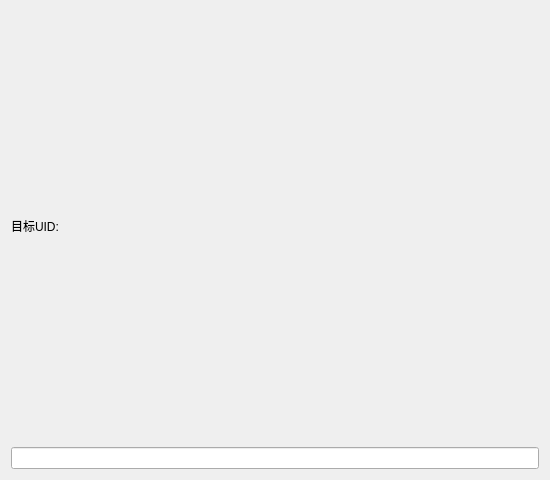
Qt form client/QmsrChat/ui/chatdialog.ui (msrnnnnn/msrChat) before a commit.
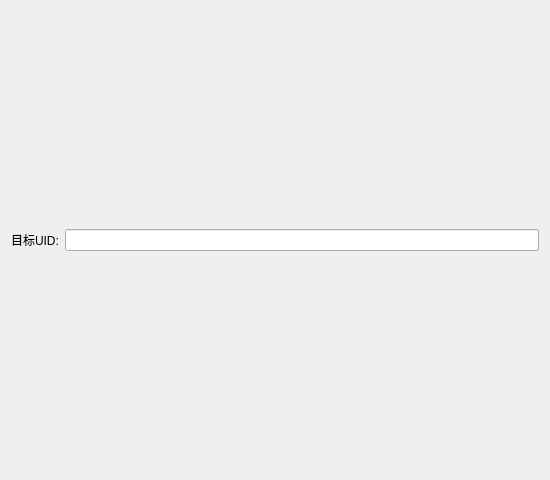
The same form after that commit.

What changed in the file:
```diff
--- a/client/QmsrChat/ui/chatdialog.ui
+++ b/client/QmsrChat/ui/chatdialog.ui
@@ -15,6 +15,8 @@
   </property>
   <layout class="QVBoxLayout" name="verticalLayout">
    <item>
+    <layout class="QHBoxLayout" name="horizontalLayout">
+     <item>
     <widget class="QLabel" name="label">
      <property name="text">
       <string>目标UID:</string>
@@ -23,6 +25,8 @@
    </item>
    <item>
     <widget class="QLineEdit" name="dest_uid_edit"/>
+     </item>
+    </layout>
    </item>
   </layout>
  </widget>
```
Lines whose indentation alone changed are shown as unchanged.
